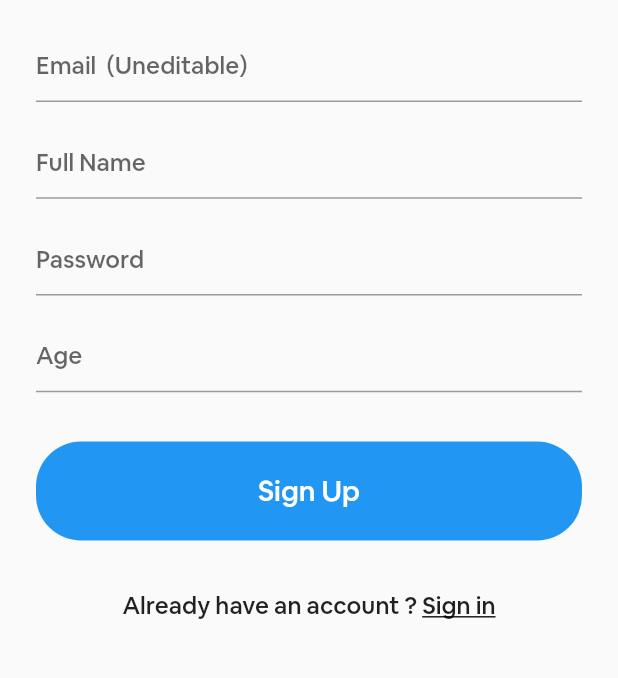
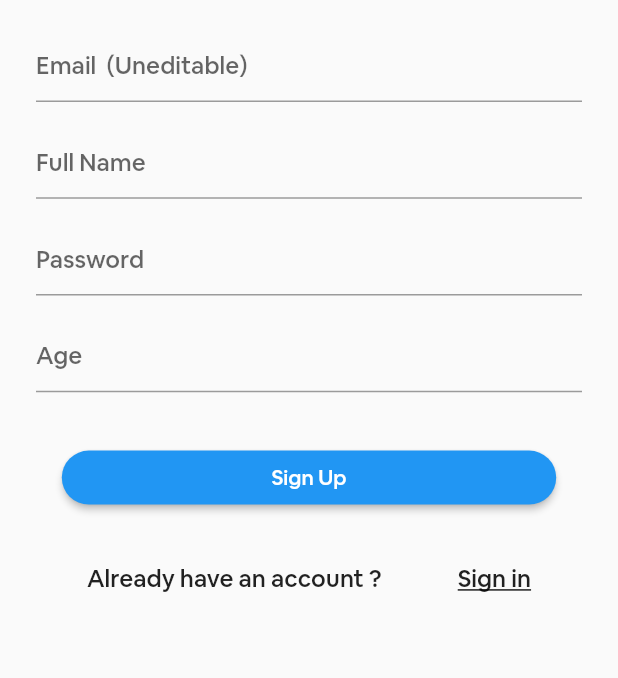
Before and after one commit to razifertani/Quizzed, a Flutter app: the screen it shows after launch, after a tap on "Sign In", after a tap on "Sign Up", on a phone screen of 412 x 824 dp, the part 84-762 px from its top. Run offline on Flutter 3.47's test engine with Material 2 defaults, Android fonts, the phone set to English and light mode, and no system bars; our stand-ins replace cloud_firestore, convex_bottom_bar, data_connection_checker, firebase_auth, firebase_storage, fluttertoast and 5 more; accounts and stored records are empty; network calls fail.

Commit message:
Application 1.7

```diff
--- a/lib/views/signin.dart
+++ b/lib/views/signin.dart
@@ -152,15 +152,21 @@ class _SignInState extends State<SignIn> {
                       SizedBox(
                         height: MediaQuery.of(context).size.height * 0.04,
                       ),
-                      GestureDetector(
-                        onTap: () {
+                      Container(
+                        width: MediaQuery.of(context).size.width * 0.8,
+                        child: RaisedButton(
+                          onPressed: () {
                             signIn();
                           },
-                        child: blueButton(
-                          context,
+                          textColor: Colors.white,
+                          color: Colors.blue,
+                          shape: RoundedRectangleBorder(
+                            borderRadius: BorderRadius.circular(20.0),
+                          ),
+                          child: Text(
                             AppLocalizations.of(context)
                                 .translate('Signin/eighth'),
-                          MediaQuery.of(context).size.width * 0.9,
+                          ),
                         ),
                       ),
                       SizedBox(
@@ -169,11 +175,14 @@ class _SignInState extends State<SignIn> {
                       Row(
                         mainAxisAlignment: MainAxisAlignment.center,
                         children: <Widget>[
-                          Text(
+                          Container(
+                            width: MediaQuery.of(context).size.width * 0.6,
+                            child: Text(
                               AppLocalizations.of(context)
                                   .translate('Signin/ninth'),
                               style: TextStyle(
                                 fontSize: 16,
+                              ),
                             ),
                           ),
                           GestureDetector(
--- a/lib/views/signup.dart
+++ b/lib/views/signup.dart
@@ -197,15 +197,21 @@ class _SignUpState extends State<SignUp> {
                       SizedBox(
                         height: MediaQuery.of(context).size.height * 0.04,
                       ),
-                      GestureDetector(
-                        onTap: () {
+                      Container(
+                        width: MediaQuery.of(context).size.width * 0.8,
+                        child: RaisedButton(
+                          onPressed: () {
                             signUp();
                           },
-                        child: blueButton(
-                          context,
+                          textColor: Colors.white,
+                          color: Colors.blue,
+                          shape: RoundedRectangleBorder(
+                            borderRadius: BorderRadius.circular(20.0),
+                          ),
+                          child: Text(
                             AppLocalizations.of(context)
                                 .translate('Signup/eighth'),
-                          MediaQuery.of(context).size.width * 0.9,
+                          ),
                         ),
                       ),
                       SizedBox(
@@ -214,11 +220,14 @@ class _SignUpState extends State<SignUp> {
                       Row(
                         mainAxisAlignment: MainAxisAlignment.center,
                         children: <Widget>[
-                          Text(
+                          Container(
+                            width: MediaQuery.of(context).size.width * 0.6,
+                            child: Text(
                               AppLocalizations.of(context)
                                   .translate('Signup/ninth'),
                               style: TextStyle(
                                 fontSize: 16,
+                              ),
                             ),
                           ),
                           GestureDetector(
--- a/lib/widgets/widgets.dart
+++ b/lib/widgets/widgets.dart
@@ -100,7 +100,7 @@ ConvexAppBar buildConvexAppBar(
     BuildContext context, int index, String userUID, String lang) {
   return ConvexAppBar(
     backgroundColor: Colors.blue,
-    height: MediaQuery.of(context).size.height * 0.08,
+    height: MediaQuery.of(context).size.height * 0.1,
     items: [
       TabItem(
         icon: Icons.people,
```
Also changed, not shown: lib/views/leaderboards.dart (+21 -6 lines), lib/views/results.dart (+18 -9 lines). Lines whose indentation alone changed are shown as unchanged.
